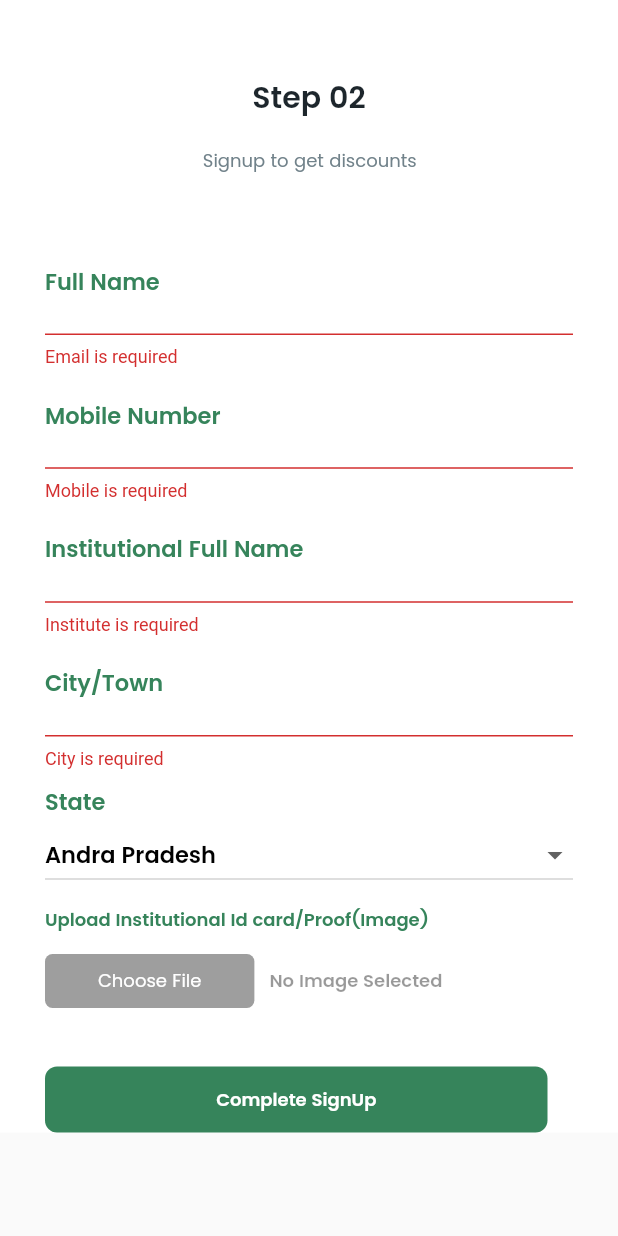
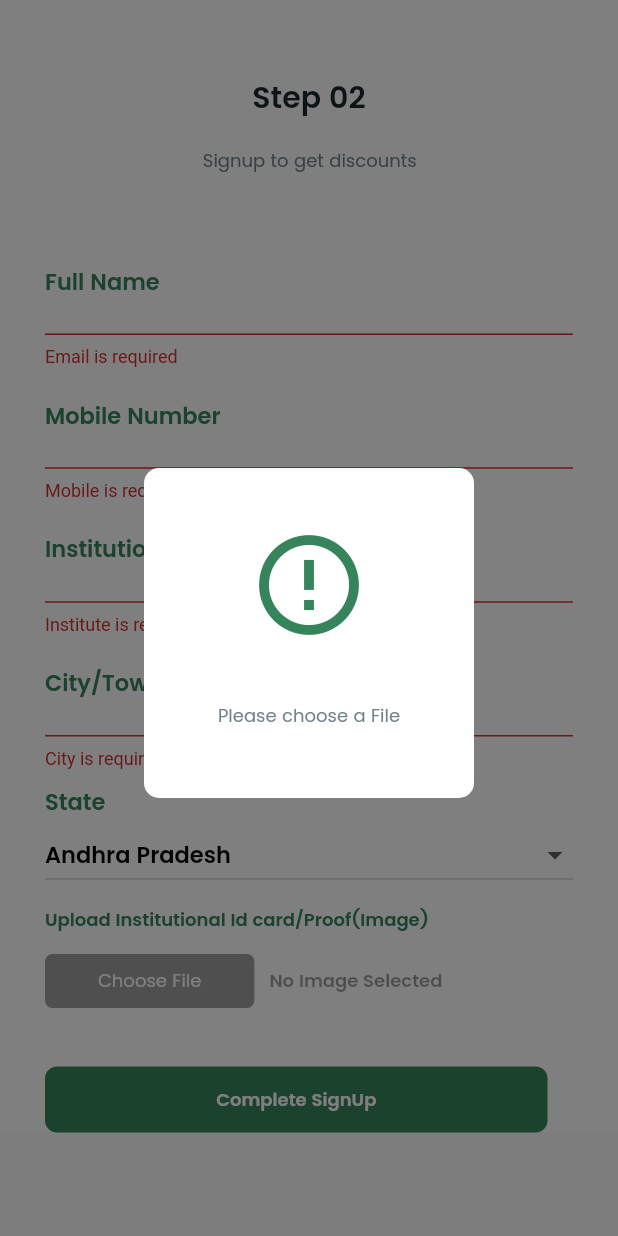
Before and after one commit to ashirali4/collegedeals, a Flutter app: the Signupnext screen opened directly with empty values, after a tap on "Complete SignUp", on a phone screen of 412 x 824 dp. Run offline on Flutter 3.47's test engine with Material 2 defaults, Android fonts, the phone set to English and light mode, and no system bars; our stand-ins replace carousel_pro, dio, flutter_widget_from_html_core, image_picker, rflutter_alert, share and 2 more; missing offline and left inert: passwordfield; accounts and stored records are empty; network calls fail.

Commit message:
Sign up donejj

```diff
--- a/lib/APIcalls.dart
+++ b/lib/APIcalls.dart
@@ -253,7 +253,7 @@ class MyApi {
   // API FOR THE blogposts
 
   Future<FetchBlogPost> topblogposts() async {
-    String url= apiurl+'?fetch_popular_blog_posts=1/';
+    String url= apiurl+'?fetch_blog_posts_java=1&main_cat=1';
     final response= await http.get(url);
     if(response.statusCode==200){
       final String responsestring=response.body;
@@ -273,7 +273,7 @@ class MyApi {
 
 
   Future<FetchBlogPost> catewisefetch(String id) async {
-    String url= apiurl+'?fetch_blog_posts=1&main_cat='+id+'/';
+    String url= apiurl+'?fetch_blog_posts_java=1&main_cat='+id+'/';
     final response= await http.get(url);
     if(response.statusCode==200){
       final String responsestring=response.body;
--- a/lib/SignupSignin/Signupnext.dart
+++ b/lib/SignupSignin/Signupnext.dart
@@ -20,11 +20,12 @@ class Signupnext extends StatefulWidget {
 bool _passwordVisible = false;
 class _signup1State extends State<Signupnext> {
   String file="No Image Selected";
-  String selectedstate="Andra Pradesh";
+  String selectedstate="Andhra Pradesh";
   final GlobalKey<FormState> _formKey  = GlobalKey<FormState>();
   String email;
   String mobile;
   String insitute;
+  bool ispickedfi=false;
   String city;
   String state;
   MyApi api=new MyApi();
@@ -226,7 +227,7 @@ class _signup1State extends State<Signupnext> {
                                        fontSize: 15,
                                        color: Color(0xff36845B),
                                      ),
-                                     hintText: 'e.g : Dehli',
+                                     hintText: 'e.g : Delhi',
                                      hintStyle: TextStyle(
                                          fontFamily: "Poppins",
                                          fontSize: 15
@@ -252,7 +253,7 @@ class _signup1State extends State<Signupnext> {
                                    child: new DropdownButton<String>(
                                      isExpanded: true,
                                      value: selectedstate,
-                                     items: <String>["Andra Pradesh",
+                                     items: <String>["Andhra Pradesh",
                                        "Arunachal Pradesh",
                                        "Assam",
                                        "Bihar",
@@ -347,7 +348,7 @@ class _signup1State extends State<Signupnext> {
                                           if (pickedFile != null) {
                                             _image = File(pickedFile.path);
                                             String fileName = pickedFile.path.split('/').last;
-
+                                            ispickedfi=true;
                                             setState(() {
                                               file=fileName;
                                             });
@@ -394,6 +395,9 @@ class _signup1State extends State<Signupnext> {
                                   // padding: EdgeInsets.all(10.0),
                                   onPressed:() async {
                                     if(_formKey.currentState.validate()) {
+
+
+                                      if(ispickedfi==true){
                                         showDialog(
                                           context: context,
                                           barrierDismissible: false,
@@ -483,6 +487,58 @@ class _signup1State extends State<Signupnext> {
                                       print(insitute);
                                       print(city);
                                       print(selectedstate);
+                                      }
+                                      else{
+                                      showGeneralDialog(
+                                        barrierLabel:"No File",
+                                        barrierDismissible: true,
+                                        barrierColor: Colors.black.withOpacity(0.5),
+                                        transitionDuration: Duration(milliseconds: 500),
+                                        context: context,
+                                        pageBuilder: (_, __, ___) {
+                                          return Align(
+                                            alignment: Alignment.center,
+                                            child: Material(
+                                              color: Colors.transparent,
+                                              child: Container(
+                                                height: 220,
+                                                width: 220,
+                                                child: Column(
+                                                  mainAxisAlignment: MainAxisAlignment.center,
+                                                  children: [
+                                                    Icon(Icons.error_outline,size: 80,  color: Color(0xff36845B),),
+                                                    SizedBox(height: 30,),
+                                                    Padding(
+                                                      padding: const EdgeInsets.all(8.0),
+                                                      child: new Text("Please choose a File",
+                                                        style: TextStyle(
+                                                          color: Color(0xff71828A),
+                                                          fontSize: 12,
+                                                          fontFamily: 'Poppins',
+                                                        ),
+                                                        textAlign: TextAlign.center,),
+                                                    ),
+
+                                                  ],
+                                                ),
+                                                margin: EdgeInsets.only(bottom: 20, left: 12, right: 12,top: 40),
+                                                decoration: BoxDecoration(
+                                                  color: Colors.white,
+                                                  borderRadius: BorderRadius.circular(10),
+                                                ),
+                                              ),
+                                            ),
+                                          );
+                                        },
+                                        transitionBuilder: (_, anim, __, child) {
+                                          return SlideTransition(
+                                            position: Tween(begin: Offset(0, 1), end: Offset(0, 0)).animate(anim),
+                                            child: child,
+                                          );
+                                        },
+                                      );
+                                      }
+
                                   },
                                   child: Text('Complete SignUp',
                                     style: TextStyle(
```
Lines whose indentation alone changed are shown as unchanged.
